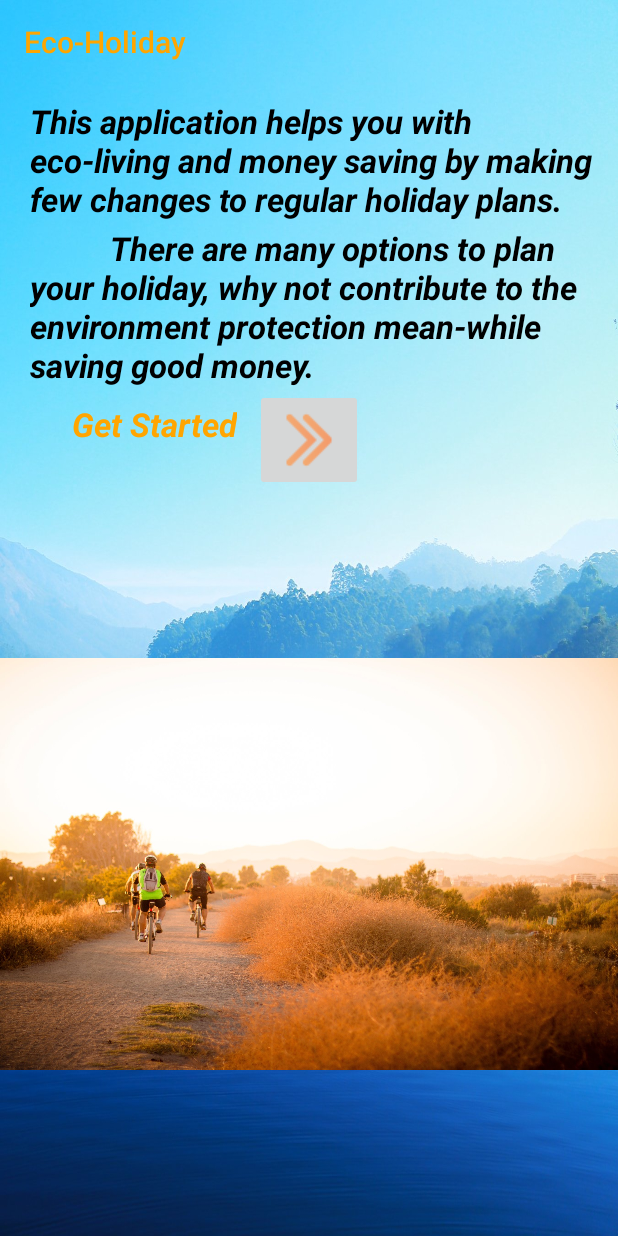
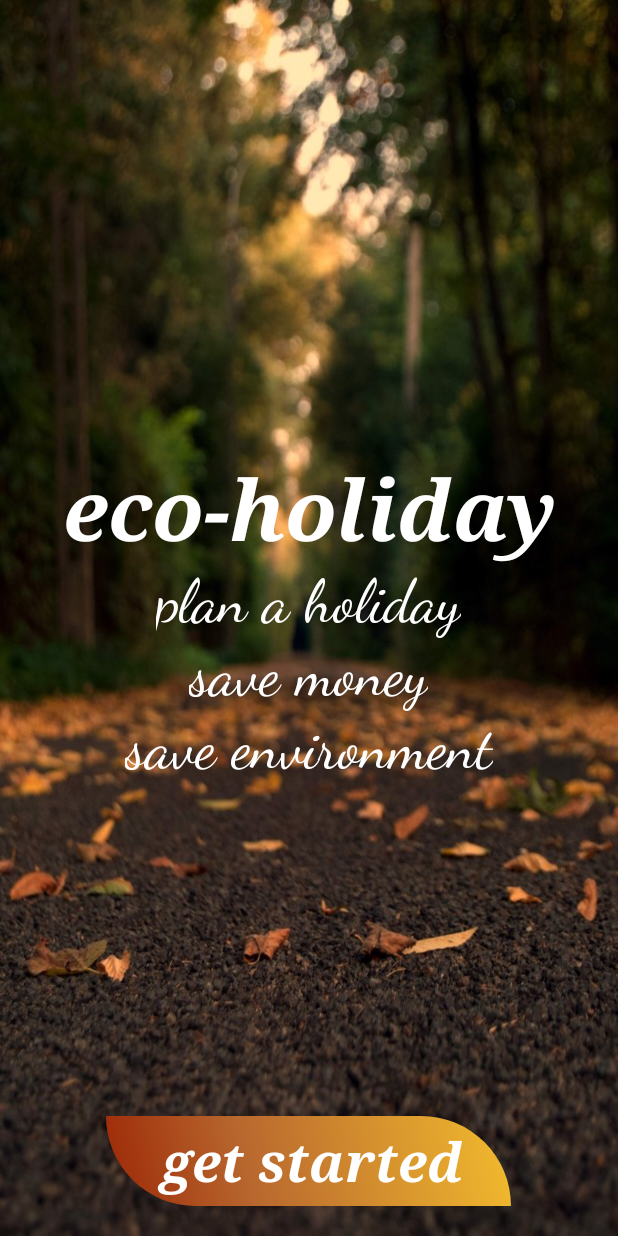
Before and after one commit to ecoholiday/ECO-Holiday, an Android app: the screen it shows after launch (LandingPage), on a phone screen of 412 x 824 dp. Run offline under Robolectric (Android 15) with nearby library versions, the phone set to English and light mode, and no system bars.

Commit message:
New landing page is added

```diff
--- a/app/src/main/java/com/NationalParks/ecoholiday/Activity/LandingPage.java
+++ b/app/src/main/java/com/NationalParks/ecoholiday/Activity/LandingPage.java
@@ -4,6 +4,7 @@ import android.content.Intent;
 import android.support.v7.app.AppCompatActivity;
 import android.os.Bundle;
 import android.view.View;
+import android.widget.Button;
 import android.widget.ImageButton;
 
 import com.NationalParks.ecoholiday.R;
@@ -15,15 +16,15 @@ public class LandingPage extends AppCompatActivity {
         super.onCreate(savedInstanceState);
         setContentView(R.layout.activity_landing_page);
 
-        ImageButton imgGetStarted = (ImageButton) findViewById(R.id.imgGetStarted);
-        imgGetStarted.setOnClickListener(new View.OnClickListener() {
+        Button btnGetStarted = (Button)findViewById(R.id.btnGetStarted);
+        btnGetStarted.setOnClickListener(new View.OnClickListener() {
             @Override
             public void onClick(View v) {
-                Intent intentGetStarted = new Intent(LandingPage.this,MainActivity.class);
-                startActivity(intentGetStarted);
-
+                Intent intent = new Intent(LandingPage.this,PlanHoliday.class);
+                startActivity(intent);
             }
         });
 
+
     }
 }
--- /dev/null
+++ b/app/src/main/res/drawable/get_staretd_button.xml
@@ -0,0 +1,30 @@
+<?xml version="1.0" encoding="utf-8"?>
+<shape xmlns:android="http://schemas.android.com/apk/res/android" android:shape="rectangle" >
+    <corners
+        android:topLeftRadius="0dp"
+        android:topRightRadius="100dp"
+        android:bottomLeftRadius="100dp"
+        android:bottomRightRadius="0dp"
+        />
+    <solid
+        android:color="#B8672E"
+        />
+    <gradient
+        android:angle="45"
+        android:centerX="35%"
+        android:centerColor="#B8672E"
+        android:startColor="#9c2706"
+        android:endColor="#f3bc2e"
+        android:type="linear"
+        />
+    <padding
+        android:left="10dp"
+        android:top="0dp"
+        android:right="5dp"
+        android:bottom="0dp"
+        />
+    <size
+        android:width="270dp"
+        android:height="60dp"
+        />
+</shape>
--- a/app/src/main/res/layout/activity_landing_page.xml
+++ b/app/src/main/res/layout/activity_landing_page.xml
@@ -4,95 +4,81 @@
     xmlns:tools="http://schemas.android.com/tools"
     android:layout_width="match_parent"
     android:layout_height="match_parent"
-    android:background="@drawable/landing_page1"
+    android:background="@drawable/landing_page_back"
     tools:context=".Activity.LandingPage">
 
-    <android.support.v7.widget.Toolbar
-        android:id="@+id/toolbar"
+    <LinearLayout
         android:layout_width="match_parent"
         android:layout_height="wrap_content"
-        app:layout_constraintTop_toTopOf="parent"
-        app:title="Eco-Holiday"
-        app:titleTextColor="#ffa500">
-    </android.support.v7.widget.Toolbar>
+        android:layout_centerInParent="true"
+        android:gravity="center_horizontal"
+        android:orientation="vertical">
 
-    <TextView
-        android:id="@+id/txtLandingPage1"
+        <TextView
+            android:id="@+id/txtEcoholiday"
+            android:layout_width="wrap_content"
+            android:layout_height="wrap_content"
+            android:gravity="center"
+            android:text="eco-holiday"
+            android:textColor="#ffffff"
+            android:textSize="56sp"
+            android:textStyle="bold|italic"
+            android:typeface="serif"
+            app:fontFamily="serif" />
+        <TextView
+            android:id="@+id/txtLandingPlan"
+            android:layout_width="wrap_content"
+            android:layout_height="wrap_content"
+            android:gravity="center"
+            android:text="plan a holiday"
+            android:textColor="#ffffff"
+            android:textSize="40dp"
+            android:typeface="serif"
+            app:fontFamily="cursive" />
+        <TextView
+            android:id="@+id/txtLandingMoney"
+            android:layout_width="wrap_content"
+            android:layout_height="wrap_content"
+            android:gravity="center"
+            android:text="save money"
+            android:textColor="#ffffff"
+            android:textSize="40dp"
+            android:typeface="serif"
+            app:fontFamily="cursive" />
+        <TextView
+            android:id="@+id/txtLandingEnvi"
+            android:layout_width="wrap_content"
+            android:layout_height="wrap_content"
+            android:gravity="center"
+            android:text="save environment"
+            android:textColor="#ffffff"
+            android:textSize="40dp"
+            android:typeface="serif"
+            app:fontFamily="cursive" />
+
+    </LinearLayout>
+
+    <LinearLayout
+        android:orientation="vertical"
+        android:gravity="center_horizontal"
         android:layout_width="match_parent"
         android:layout_height="wrap_content"
-        android:layout_marginTop="10dp"
-        android:paddingLeft="20dp"
-        android:text="This application helps you with eco-living and money saving by making few changes to regular holiday plans."
-        android:textAllCaps="false"
-        android:textAppearance="@style/TextAppearance.AppCompat.Large"
-        android:textColor="#000000"
-        android:textStyle="bold|italic"
-        android:layout_below="@+id/toolbar"/>
+        android:layout_alignParentBottom="true"
+        android:padding="20dp">
 
-    <TextView
-        android:id="@+id/txtLandingPage"
-        android:layout_width="match_parent"
-        android:layout_height="wrap_content"
-        android:layout_marginTop="1dp"
-        android:paddingTop="2dp"
-        android:paddingLeft="20dp"
-        android:text="          There are many options to plan your holiday, why not contribute to the environment protection mean-while saving good money."
-        android:textAllCaps="false"
-        android:textAppearance="@style/TextAppearance.AppCompat.Large"
-        android:textColor="#000000"
-        android:textStyle="bold|italic"
-        android:layout_below="@+id/txtLandingPage1" />
-
-    <TextView
-        android:id="@+id/txtLandingPageGetStarted"
-        android:layout_width="wrap_content"
-        android:layout_height="wrap_content"
-        android:layout_marginStart="48dp"
-        android:textColor="#ffa500"
-        android:layout_marginLeft="48dp"
-        android:layout_marginTop="10dp"
-        android:text="Get Started"
-        android:textAllCaps="false"
-        android:textAppearance="@style/TextAppearance.AppCompat.Large"
-        android:textStyle="bold|italic"
-        android:layout_below="@+id/txtLandingPage"/>
-
-    <ImageButton
-        android:id="@+id/imgGetStarted"
-        android:layout_width="wrap_content"
-        android:layout_height="wrap_content"
-        android:layout_marginStart="12dp"
-        android:layout_marginLeft="12dp"
-        android:layout_marginTop="1dp"
-        android:src="@drawable/get_started"
-        android:layout_toRightOf="@+id/txtLandingPageGetStarted"
-        android:layout_below="@id/txtLandingPage"
-        app:layout_constraintStart_toEndOf="@+id/txtLandingPageGetStarted"
-        app:layout_constraintTop_toBottomOf="@+id/txtLandingPage" />
+        <Button
+            android:id="@+id/btnGetStarted"
+            android:layout_width="wrap_content"
+            android:layout_height="wrap_content"
+            android:background="@drawable/get_staretd_button"
+            android:gravity="center"
+            android:text="get started"
+            android:textColor="#ffffff"
+            android:textAppearance="@style/TextAppearance.AppCompat"
+            android:textSize="36sp"
+            app:fontFamily="serif"
+            android:textStyle="bold|italic"/>
+    </LinearLayout>
 
 
-
-    <ViewFlipper
-        android:id="@+id/viewFlipper"
-        android:layout_width="match_parent"
-        android:layout_height="wrap_content"
-        android:autoStart="true"
-        android:layout_below="@id/imgGetStarted">
-        <ImageView
-            android:layout_width="match_parent"
-            android:layout_height="wrap_content"
-            android:layout_gravity="center"
-            android:src="@drawable/landing_camp"/>
-        <ImageView
-            android:layout_width="match_parent"
-            android:layout_height="wrap_content"
-            android:layout_gravity="center"
-            android:src="@drawable/landing_hiking"/>
-        <ImageView
-            android:layout_width="match_parent"
-            android:layout_height="wrap_content"
-            android:layout_gravity="center"
-            android:src="@drawable/landing_cycle"/>
-    </ViewFlipper>
-
 </RelativeLayout>
```
Also changed, not shown: app/src/main/res/drawable/landing_page_back.jpg (added).
